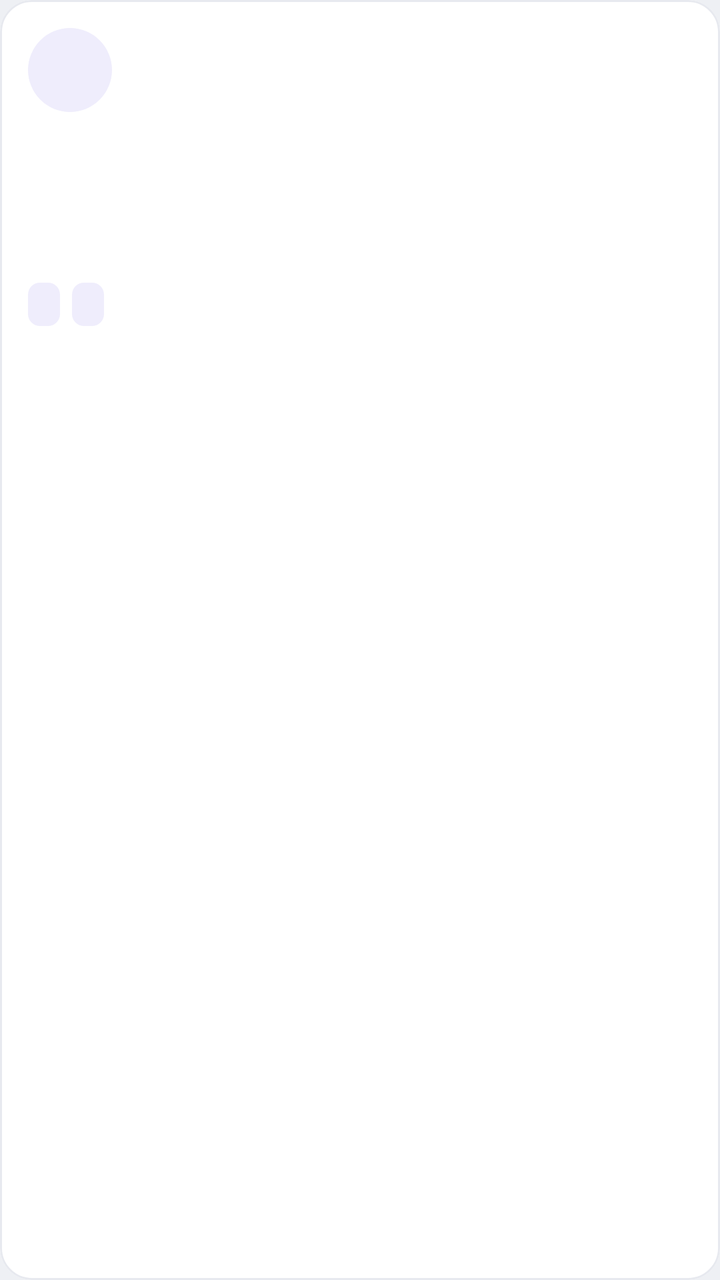
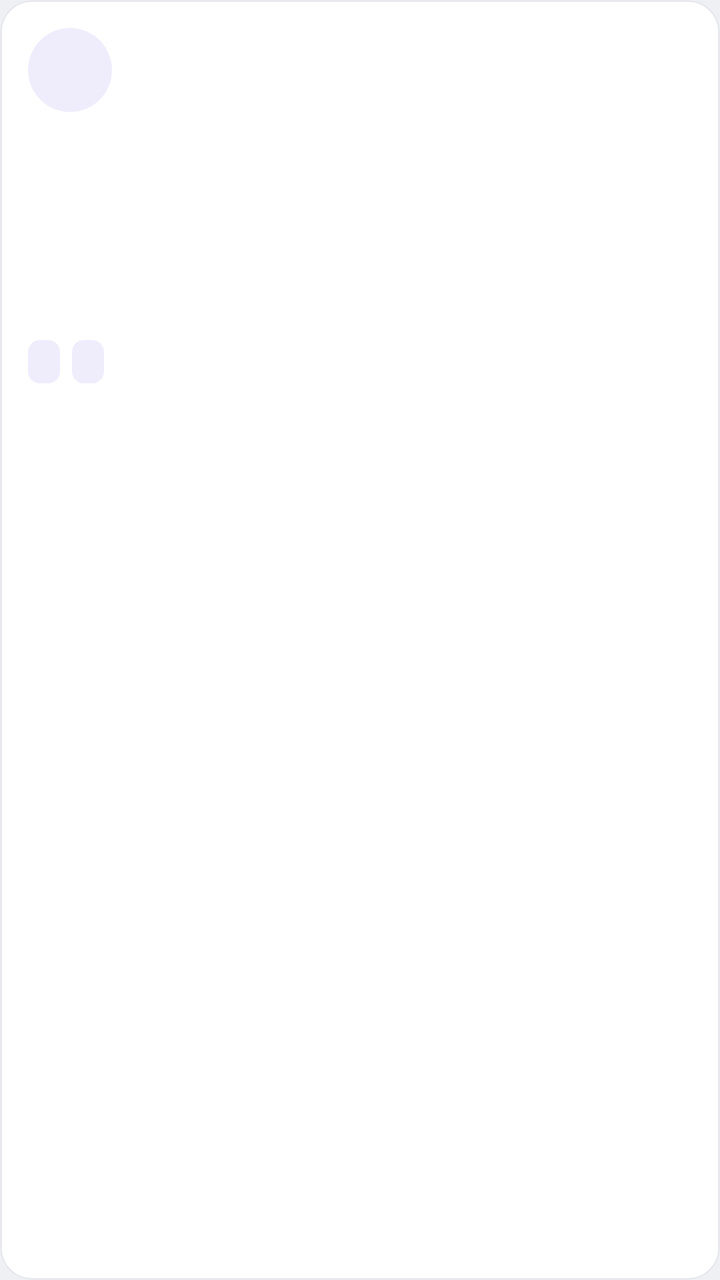

Compare the two renders of this Android layout. The source of the first and the diff that turns it into the second are given below.
<!-- AndroidManifest.xml: application theme Theme.Amplify -->
<!-- res/layout/item_post.xml -->
<?xml version="1.0" encoding="utf-8"?>
<com.google.android.material.card.MaterialCardView
    xmlns:android="http://schemas.android.com/apk/res/android"
    style="@style/Amplify.Card"
    android:layout_width="match_parent"
    android:layout_height="wrap_content"
    android:layout_marginBottom="14dp"
    android:clickable="true"
    android:focusable="true">

    <LinearLayout
        android:layout_width="match_parent"
        android:layout_height="wrap_content"
        android:orientation="vertical">

        
        <LinearLayout
            android:layout_width="match_parent"
            android:layout_height="wrap_content"
            android:orientation="horizontal"
            android:gravity="center_vertical"
            android:padding="14dp">

            <TextView
                android:id="@+id/tvAvatar"
                android:layout_width="42dp"
                android:layout_height="42dp"
                android:background="@drawable/bg_avatar_circle"
                android:gravity="center"
                android:textColor="@color/accent"
                android:textStyle="bold"
                android:textSize="14sp"
                android:layout_marginEnd="10dp" />

            <LinearLayout
                android:layout_width="0dp"
                android:layout_height="wrap_content"
                android:layout_weight="1"
                android:orientation="vertical">

                <TextView
                    android:id="@+id/tvAuthorName"
                    android:layout_width="match_parent"
                    android:layout_height="wrap_content"
                    android:textSize="14sp"
                    android:textStyle="bold"
                    android:textColor="@color/ink"
                    android:maxLines="1"
                    android:ellipsize="end" />

                <LinearLayout
                    android:id="@+id/verifiedContainer"
                    android:layout_width="wrap_content"
                    android:layout_height="wrap_content"
                    android:orientation="horizontal"
                    android:gravity="center_vertical"
                    android:visibility="gone">

                    <ImageView
                        android:layout_width="12dp"
                        android:layout_height="12dp"
                        android:src="@drawable/ic_verified_mark"
                        android:contentDescription="Verified creator" />

                    <TextView
                        android:layout_width="wrap_content"
                        android:layout_height="wrap_content"
                        android:layout_marginStart="4dp"
                        android:text="Verified creator"
                        android:textSize="11sp"
                        android:textColor="@color/teal"
                        android:textStyle="bold" />
                </LinearLayout>

                <TextView
                    android:id="@+id/tvAuthorField"
                    android:layout_width="match_parent"
                    android:layout_height="wrap_content"
                    android:textSize="11sp"
                    android:textColor="@color/muted"
                    android:maxLines="1"
                    android:ellipsize="end"
                    android:visibility="gone" />

            </LinearLayout>
        </LinearLayout>

        
        <ImageView
            android:id="@+id/ivPostMedia"
            android:layout_width="match_parent"
            android:layout_height="230dp"
            android:background="@color/paper"
            android:scaleType="centerCrop"
            android:contentDescription="Uploaded post image"
            android:visibility="gone" />

        
        <LinearLayout
            android:layout_width="match_parent"
            android:layout_height="wrap_content"
            android:orientation="vertical"
            android:padding="14dp">

            <TextView
                android:id="@+id/tvPostTitle"
                android:layout_width="match_parent"
                android:layout_height="wrap_content"
                android:textSize="16sp"
                android:textStyle="bold"
                android:textColor="@color/ink"
                android:layout_marginBottom="6dp" />

            <TextView
                android:id="@+id/tvPostBody"
                android:layout_width="match_parent"
                android:layout_height="wrap_content"
                android:textSize="13sp"
                android:textColor="@color/muted"
                android:lineSpacingMultiplier="1.2"
                android:layout_marginBottom="12dp" />

            <LinearLayout
                android:layout_width="wrap_content"
                android:layout_height="wrap_content"
                android:orientation="horizontal">

                <TextView
                    android:id="@+id/tvTagOne"
                    style="@style/Amplify.Tag"
                    android:layout_width="wrap_content"
                    android:layout_height="wrap_content"
                    android:layout_marginEnd="6dp" />

                <TextView
                    android:id="@+id/tvTagTwo"
                    style="@style/Amplify.Tag"
                    android:layout_width="wrap_content"
                    android:layout_height="wrap_content" />

            </LinearLayout>
        </LinearLayout>

    </LinearLayout>

</com.google.android.material.card.MaterialCardView>
<!-- resources referenced by this layout -->
<resources>
  <color name="accent">#5B4FE0</color>
  <color name="ink">#12141C</color>
  <color name="muted">#6B7080</color>
  <color name="paper">#EEF0F4</color>
  <color name="teal">#1B8F82</color>
  <!-- drawable bg_avatar_circle (drawable) -->
  <?xml version="1.0" encoding="utf-8"?>
  <shape xmlns:android="http://schemas.android.com/apk/res/android" android:shape="oval">
      <solid android:color="@color/accent_soft" />
  </shape>
  <!-- drawable ic_verified_mark (drawable) -->
  <vector xmlns:android="http://schemas.android.com/apk/res/android"
      android:width="14dp" android:height="10dp" android:viewportWidth="14" android:viewportHeight="10">
      <path android:pathData="M1,5H2.4V10H1Z" android:fillColor="#1B8F82" />
      <path android:pathData="M4.6,0H6V10H4.6Z" android:fillColor="#1B8F82" />
      <path android:pathData="M8.2,3H9.6V10H8.2Z" android:fillColor="#1B8F82" />
  </vector>
  <style name="Amplify.Card" parent="Widget.MaterialComponents.CardView">
          <item name="cardCornerRadius">16dp</item>
          <item name="cardElevation">0dp</item>
          <item name="strokeColor">@color/line_soft</item>
          <item name="strokeWidth">1dp</item>
          <item name="cardBackgroundColor">@color/surface</item>
      </style>
  <style name="Amplify.Tag" parent="">
          <item name="android:background">@drawable/bg_tag</item>
          <item name="android:textColor">@color/accent</item>
          <item name="android:textSize">10sp</item>
          <item name="android:fontFamily">monospace</item>
          <item name="android:paddingStart">8dp</item>
          <item name="android:paddingEnd">8dp</item>
          <item name="android:paddingTop">4dp</item>
          <item name="android:paddingBottom">4dp</item>
      </style>
  <style name="Theme.Amplify" parent="Theme.MaterialComponents.Light.NoActionBar">
          <item name="colorPrimary">@color/accent</item>
          <item name="colorPrimaryDark">@color/ink</item>
          <item name="colorAccent">@color/accent</item>
          <item name="android:windowBackground">@color/paper</item>
          <item name="android:statusBarColor">@color/surface</item>
          <item name="android:windowLightStatusBar">true</item>
      </style>
  <color name="accent_soft">#EFEDFC</color>
  <color name="line_soft">#E7E9EF</color>
  <color name="surface">#FFFFFF</color>
  <!-- drawable bg_tag (drawable) -->
  <?xml version="1.0" encoding="utf-8"?>
  <shape xmlns:android="http://schemas.android.com/apk/res/android" android:shape="rectangle">
      <solid android:color="@color/accent_soft" />
      <corners android:radius="6dp" />
  </shape>
</resources>

<!-- the commit's change to res/layout/item_post.xml (unified diff, before → after) -->
@@ -86,12 +86,26 @@
         </LinearLayout>
 
         
+        <TextView
+            android:id="@+id/tvPostTitle"
+            android:layout_width="match_parent"
+            android:layout_height="wrap_content"
+            android:layout_marginStart="14dp"
+            android:layout_marginEnd="14dp"
+            android:layout_marginBottom="10dp"
+            android:ellipsize="end"
+            android:maxLines="2"
+            android:textColor="@color/ink"
+            android:textSize="16sp"
+            android:textStyle="bold" />
+
+        
         <ImageView
             android:id="@+id/ivPostMedia"
             android:layout_width="match_parent"
-            android:layout_height="230dp"
+            android:layout_height="240dp"
             android:background="@color/paper"
-            android:scaleType="centerCrop"
+            android:scaleType="fitCenter"
             android:contentDescription="Uploaded post image"
             android:visibility="gone" />
 
@@ -102,23 +116,30 @@
             android:orientation="vertical"
             android:padding="14dp">
 
-            <TextView
-                android:id="@+id/tvPostTitle"
-                android:layout_width="match_parent"
-                android:layout_height="wrap_content"
-                android:textSize="16sp"
-                android:textStyle="bold"
-                android:textColor="@color/ink"
-                android:layout_marginBottom="6dp" />
-
+            
             <TextView
                 android:id="@+id/tvPostBody"
                 android:layout_width="match_parent"
                 android:layout_height="wrap_content"
-                android:textSize="13sp"
+                android:ellipsize="end"
+                android:lineSpacingMultiplier="1.2"
+                android:maxLines="3"
+                android:minLines="3"
                 android:textColor="@color/muted"
-                android:lineSpacingMultiplier="1.2"
-                android:layout_marginBottom="12dp" />
+                android:textSize="13sp" />
+
+            
+            <TextView
+                android:id="@+id/tvReadMore"
+                android:layout_width="wrap_content"
+                android:layout_height="wrap_content"
+                android:layout_marginTop="4dp"
+                android:layout_marginBottom="10dp"
+                android:text="Read more"
+                android:textColor="@color/accent"
+                android:textSize="12sp"
+                android:textStyle="bold"
+                android:visibility="gone" />
 
             <LinearLayout
                 android:layout_width="wrap_content"
